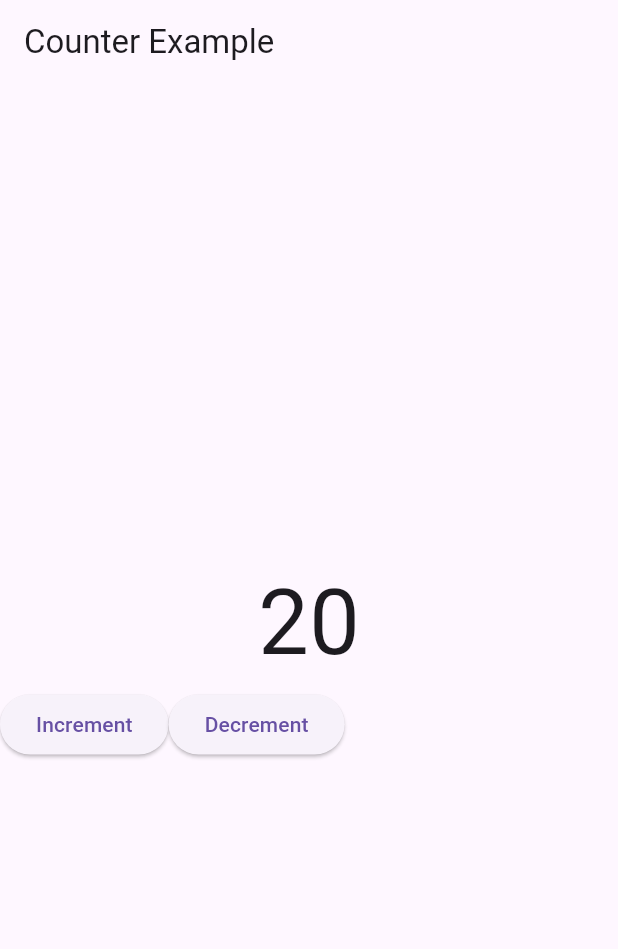
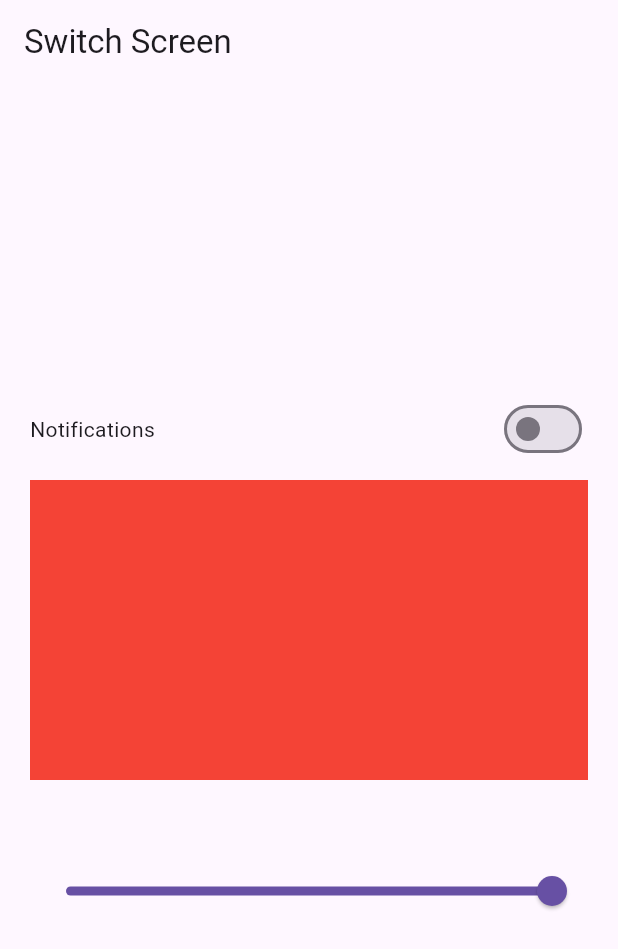
Before and after one commit to taurusaman/blocflutter, a Flutter app: the screen it shows after launch, on a phone screen of 412 x 824 dp. Shown: the top 949 px of the screen. Run offline on Flutter 3.47's test engine with Material 3 defaults, Android fonts, the light colour scheme and no system bars; our stand-ins replace bloc, equatable, flutter_bloc.

Commit message:
multiprovider ui build satate

```diff
--- /dev/null
+++ b/lib/UI/switch_example/switch_example_screen.dart
@@ -0,0 +1,79 @@
+import 'package:blocflutter/bloc/switch_example/bloc/switch_bloc.dart';
+import 'package:blocflutter/bloc/switch_example/bloc/switch_event.dart';
+import 'package:blocflutter/bloc/switch_example/bloc/switch_state.dart';
+import 'package:flutter/material.dart';
+import 'package:flutter_bloc/flutter_bloc.dart';
+
+class SwitchScreen extends StatefulWidget {
+  const SwitchScreen({super.key});
+
+  @override
+  State<SwitchScreen> createState() => _SwitchScreenState();
+}
+
+class _SwitchScreenState extends State<SwitchScreen> {
+  @override
+  Widget build(BuildContext context) {
+    return Scaffold(
+      appBar: AppBar(
+        title: Text('Switch Screen'),
+      ),
+      body: Padding(
+        padding: const EdgeInsets.symmetric(horizontal: 20),
+        child: Column(
+          crossAxisAlignment: CrossAxisAlignment.center,
+          mainAxisAlignment: MainAxisAlignment.center,
+          children: [
+            Row(
+              mainAxisAlignment: MainAxisAlignment.spaceBetween,
+              children: [
+                //SizedBox(height: 210,),
+                Text('Notifications'),
+                BlocBuilder<SwitchBloc, SwitchStates>(
+                  buildWhen: (previous, current) =>
+                      previous.isSwitch != current.isSwitch,
+                  builder: (context, state) {
+                    print('Switch widget build');
+                    return Switch(
+                        value: state.isSwitch,
+                        onChanged: (newValue) {
+                          context
+                              .read<SwitchBloc>()
+                              .add(EnableorDisableNotification());
+                        });
+                  },
+                )
+              ],
+            ),
+            SizedBox(height: 10),
+            BlocBuilder<SwitchBloc, SwitchStates>(
+              buildWhen: (previous, current) =>
+                  previous.slider != current.slider,
+              builder: (context, state) {
+                print('Slider');
+                return Container(
+                  height: 200,
+                  color: Colors.red.withOpacity(state.slider),
+                );
+              },
+            ),
+            SizedBox(
+              height: 50,
+            ),
+            BlocBuilder<SwitchBloc, SwitchStates>(
+              builder: (context, state) {
+                return Slider(
+                    value: state.slider,
+                    onChanged: (newValue) {
+                      context
+                          .read<SwitchBloc>()
+                          .add(SliderEvent(slider: newValue));
+                    });
+              },
+            ),
+          ],
+        ),
+      ),
+    );
+  }
+}
--- /dev/null
+++ b/lib/bloc/switch_example/bloc/switch_bloc.dart
@@ -0,0 +1,21 @@
+import 'package:bloc/bloc.dart';
+import 'package:blocflutter/bloc/switch_example/bloc/switch_event.dart';
+import 'package:blocflutter/bloc/switch_example/bloc/switch_state.dart';
+import 'package:equatable/equatable.dart';
+
+class SwitchBloc extends Bloc<SwitchEvent, SwitchStates> {
+  SwitchBloc() : super(SwitchStates()) {
+    on<EnableorDisableNotification>(_enableOrDisableNotification);
+     on<SliderEvent>(_slider);
+  }
+
+  void _enableOrDisableNotification(
+      EnableorDisableNotification events, Emitter<SwitchStates> emit) {
+    emit(state.copyWith(isSwitch: !state.isSwitch));
+  }
+
+  void _slider(
+      SliderEvent events, Emitter<SwitchStates> emit) {
+    emit(state.copyWith(slider: events.slider));
+  }
+}
--- /dev/null
+++ b/lib/bloc/switch_example/bloc/switch_event.dart
@@ -0,0 +1,18 @@
+import 'package:equatable/equatable.dart';
+
+abstract class SwitchEvent extends Equatable {
+  const SwitchEvent();
+
+  @override
+  List<Object> get props => [];
+}
+
+class EnableorDisableNotification extends SwitchEvent {}
+
+class SliderEvent extends SwitchEvent {
+  double slider;
+  SliderEvent({required this.slider});
+
+  @override
+  List<Object> get props => [slider];
+}
--- /dev/null
+++ b/lib/bloc/switch_example/bloc/switch_state.dart
@@ -0,0 +1,21 @@
+import 'package:equatable/equatable.dart';
+
+class SwitchStates extends Equatable {
+  bool isSwitch;
+  double slider;
+
+  SwitchStates({
+    this.isSwitch = false,
+    this.slider = 1.0
+  });
+
+  SwitchStates copyWith({bool? isSwitch, double? slider}) {
+    return SwitchStates(
+      isSwitch: isSwitch ?? this.isSwitch,
+      slider: slider ?? this.slider
+      );
+  }
+
+  @override
+  List<Object> get props => [isSwitch, slider];
+}
--- a/lib/main.dart
+++ b/lib/main.dart
@@ -1,5 +1,7 @@
-import 'package:blocflutter/UI/counter_screen.dart';
+import 'package:blocflutter/UI/counter/counter_screen.dart';
+import 'package:blocflutter/UI/switch_example/switch_example_screen.dart';
 import 'package:blocflutter/bloc/counter/counter_bloc.dart';
+import 'package:blocflutter/bloc/switch_example/bloc/switch_bloc.dart';
 import 'package:flutter/material.dart';
 import 'package:flutter_bloc/flutter_bloc.dart';
 
@@ -12,10 +14,17 @@ class MyApp extends StatelessWidget {
 
   @override
   Widget build(BuildContext context) {
-    return BlocProvider(
-      create: (context) => CounterBloc(),
+    return MultiBlocProvider(
+      providers: [
+        BlocProvider(
+          create: (context) => SwitchBloc(),
+        ),
+        BlocProvider(
+          create: (context) => CounterBloc(),
+        ),
+      ],
       child: MaterialApp(
-        home: CounterScreen(),
+        home: SwitchScreen(),
       ),
     );
   }
```
Also changed, not shown: lib/UI/counter/counter_screen.dart (renamed from lib/UI/counter_screen.dart).
